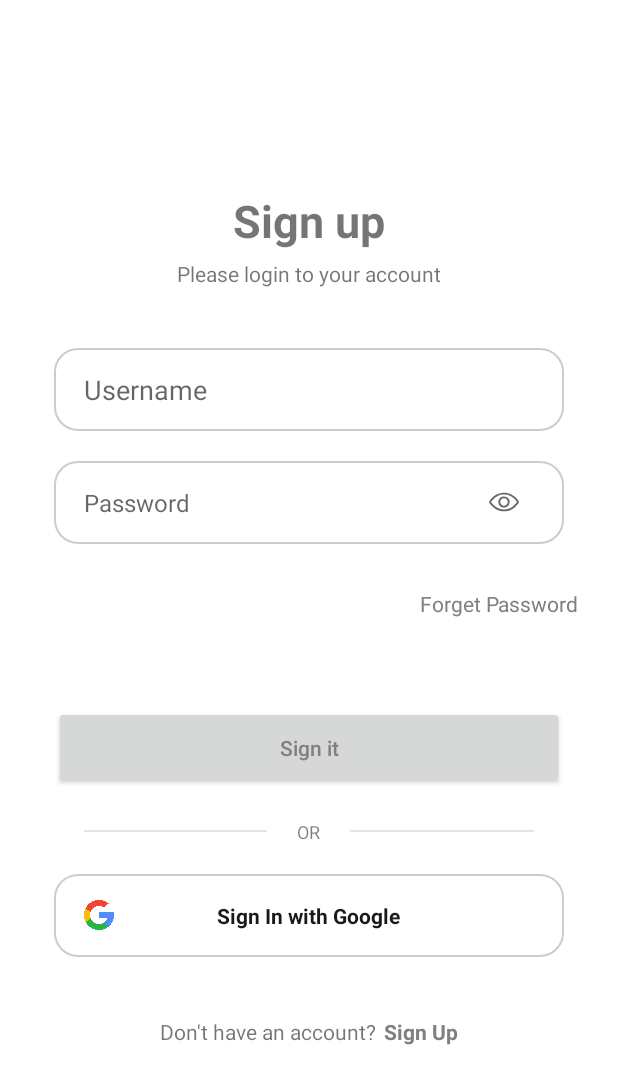
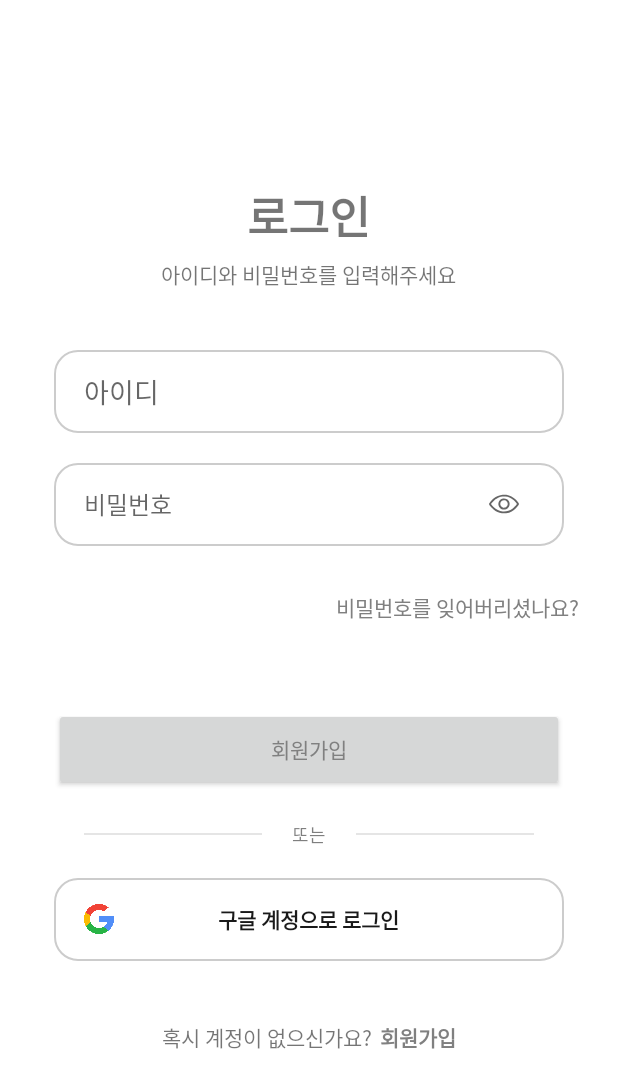
Before and after one commit to jinaeun/LINC3.0, an Android app: the layout login.xml on its own in the app's theme, with its tools: preview values and no code run, on a phone screen of 412 x 824 dp. Shown: the top 1088 px of the screen. Run offline under Robolectric (Android 15) with nearby library versions, the phone set to English and light mode, and no system bars.

Commit message:
2025-01-13 develop final commit

```diff
--- a/app/src/main/res/layout/login.xml
+++ b/app/src/main/res/layout/login.xml
@@ -15,7 +15,7 @@
         android:layout_width="wrap_content"
         android:layout_height="wrap_content"
         android:layout_gravity="center"
-        android:text="Sign up"
+        android:text="로그인"
         android:textSize="30sp"
         android:textStyle="bold" />
 
@@ -24,14 +24,14 @@
         android:layout_width="wrap_content"
         android:layout_height="wrap_content"
         android:layout_gravity="center"
-        android:text="Please login to your account"
+        android:text="아이디와 비밀번호를 입력해주세요"
         android:layout_marginTop="5dp" />
 
     <EditText
         android:id="@+id/usernameEditText"
         android:layout_width="match_parent"
         android:layout_height="55dp"
-        android:hint="Username"
+        android:hint="아이디"
         android:inputType="text"
         android:layout_marginStart="20dp"
         android:layout_marginEnd="20dp"
@@ -54,7 +54,7 @@
             android:layout_width="match_parent"
             android:layout_height="match_parent"
             android:background="@android:color/transparent"
-            android:hint="Password"
+            android:hint="비밀번호"
             android:paddingStart="20dp"
             android:paddingEnd="20dp"
             android:textSize="16dp"
@@ -78,7 +78,7 @@
         android:layout_width="wrap_content"
         android:layout_height="48dp"
         android:layout_gravity="end"
-        android:text="Forget Password"
+        android:text="비밀번호를 잊어버리셨나요?"
         android:layout_marginTop="20dp"
         android:layout_marginStart="20dp"
         android:textColor="@color/primary"
@@ -93,7 +93,7 @@
         android:layout_height="55dp"
         android:layout_marginEnd="20dp"
         android:layout_marginStart="20dp"
-        android:text="Sign it"
+        android:text="회원가입"
         android:textAllCaps="false"
         android:layout_marginTop="40dp"
         android:textColor="#808080" />
@@ -118,7 +118,7 @@
             android:id="@+id/orTxt"
             android:layout_width="wrap_content"
             android:layout_height="wrap_content"
-            android:text="OR"
+            android:text="또는"
             android:layout_centerInParent="true"
             android:textSize="12sp"
             android:textColor="#80000000" />
@@ -154,7 +154,7 @@
             android:layout_width="wrap_content"
             android:layout_height="wrap_content"
             android:layout_centerInParent="true"
-            android:text="Sign In with Google"
+            android:text="구글 계정으로 로그인"
             android:textColor="#E6000000"
             android:textStyle="bold" />
     </RelativeLayout>
@@ -169,14 +169,14 @@
         <TextView
             android:layout_width="wrap_content"
             android:layout_height="wrap_content"
-            android:text="Don't have an account?" />
+            android:text="혹시 계정이 없으신가요?" />
 
         <TextView
             android:id="@+id/signUpBtn"
             android:layout_marginStart="5dp"
             android:layout_width="wrap_content"
             android:layout_height="wrap_content"
-            android:text="Sign Up"
+            android:text="회원가입"
             android:textColor="@color/primary"
             android:textStyle="bold" />
     </LinearLayout>
--- a/app/src/main/res/values/colors.xml
+++ b/app/src/main/res/values/colors.xml
@@ -18,4 +18,7 @@
     <color name="navigation_bar_color">#FFFFFF</color>
     <color name="primary">#808080</color>
     <color name="gray30_overlay">#66808080</color>
+
+    <color name="gradient_start">#FF000000</color>
+    <color name="gradient_end">#FF000000</color>
 </resources>
```
Also changed, not shown: app/src/main/AndroidManifest.xml (+45 -32 lines), app/src/main/res/values/strings.xml (+10 -5 lines).
